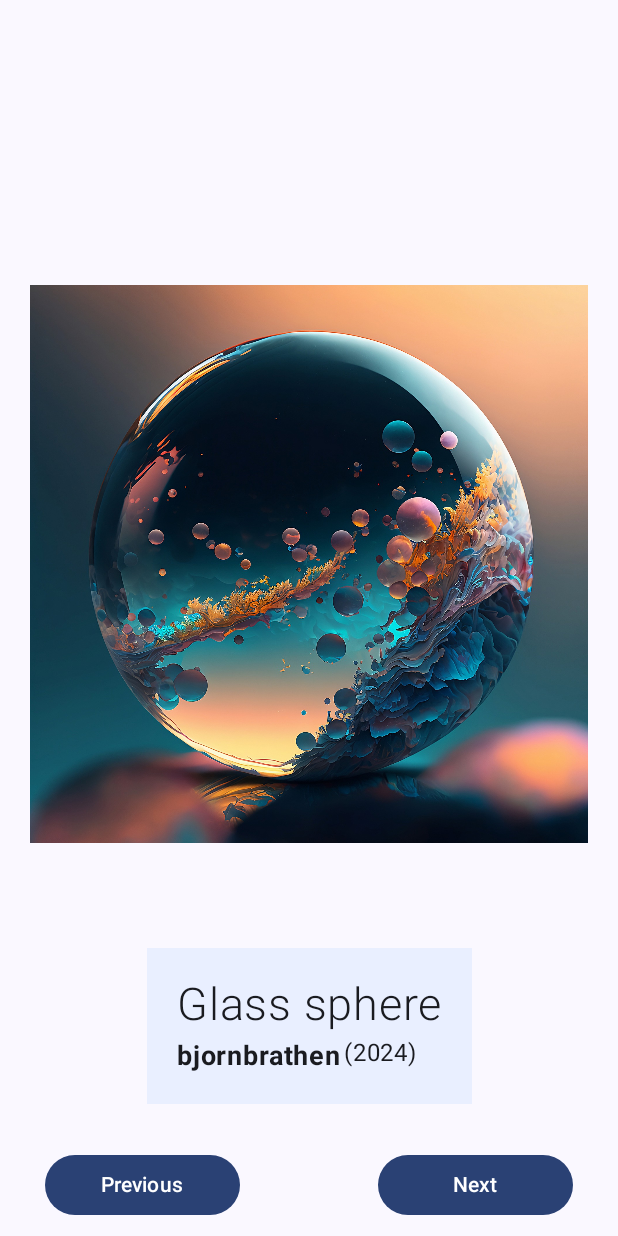
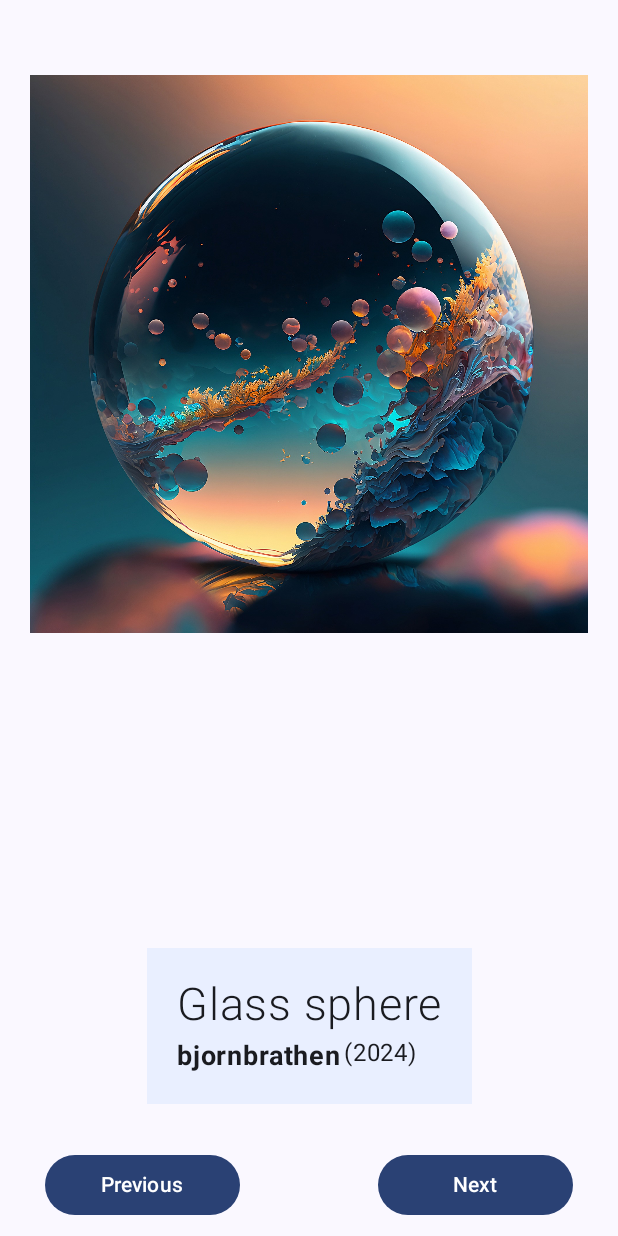
Before and after one commit to Eztrela/PDM, an Android app built with Jetpack Compose: the screen it shows after launch (MainActivity), on a phone screen of 412 x 824 dp. Run offline under Robolectric (Android 15) with nearby library versions, the phone set to English and light mode, and no system bars.

Commit message:
fix landscape mode

```diff
--- a/app/src/main/java/com/example/artgallery/MainActivity.kt
+++ b/app/src/main/java/com/example/artgallery/MainActivity.kt
@@ -71,7 +71,7 @@ fun ArtGallery(modifier: Modifier = Modifier) {
         Modifier
             .fillMaxWidth()
             .fillMaxHeight(), horizontalAlignment = Alignment.CenterHorizontally, verticalArrangement = Arrangement.Bottom) {
-        Row (Modifier.padding(20.dp,50.dp)){
+        Row (Modifier.padding(20.dp,50.dp).weight(3f)){
 
             val image = painterResource(pictures[actualPicture].pictureReference)
             Image(painter = image, contentDescription = "art")
```
